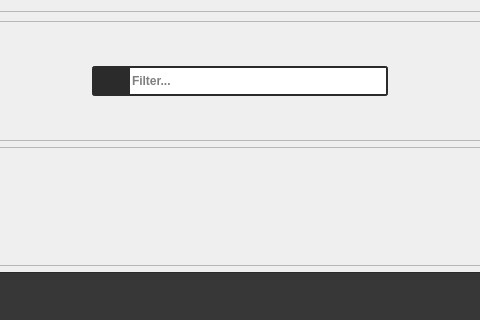
This is library/ui/preferences_form.ui in swillisart/Relic as Qt 5 draws it before an edit; both pictures show x 246 to 726 and y 0 to 320 of the 866 by 413 pixel window. The edited form follows.
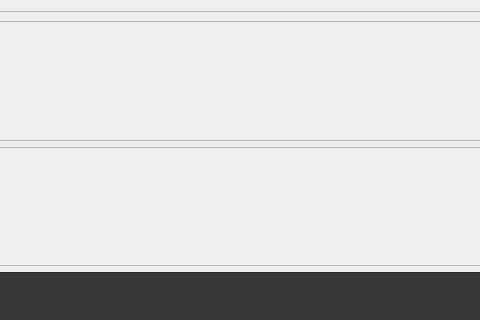
This is the edited form. Icons and pictures are not drawn.

Commit message: style unification and pyinstaller multi-app build specification

What changed in the file:
```diff
--- a/library/ui/preferences_form.ui
+++ b/library/ui/preferences_form.ui
@@ -83,104 +83,20 @@
           </spacer>
          </item>
          <item>
-          <widget class="QFrame" name="searchFrame">
-           <property name="sizePolicy">
-            <sizepolicy hsizetype="Fixed" vsizetype="Fixed">
-             <horstretch>0</horstretch>
-             <verstretch>0</verstretch>
-            </sizepolicy>
+          <layout class="QHBoxLayout" name="filter_layout">
+           <property name="leftMargin">
+            <number>3</number>
            </property>
-           <property name="styleSheet">
-            <string notr="true">QFrame {
-    border: 2px solid rgb(43, 43, 43);
-    background-color: rgb(43, 43, 43);
-    border-radius: 3px;
-}
-QFrame:hover {
-    border: 2px solid rgb(150, 146, 137);
-}</string>
+           <property name="topMargin">
+            <number>3</number>
            </property>
-           <property name="frameShape">
-            <enum>QFrame::StyledPanel</enum>
+           <property name="rightMargin">
+            <number>3</number>
            </property>
-           <property name="frameShadow">
-            <enum>QFrame::Plain</enum>
+           <property name="bottomMargin">
+            <number>3</number>
            </property>
-           <layout class="QHBoxLayout" name="horizontalLayout">
-            <property name="spacing">
-             <number>0</number>
-            </property>
-            <property name="leftMargin">
-             <number>0</number>
-            </property>
-            <property name="topMargin">
-             <number>0</number>
-            </property>
-            <property name="rightMargin">
-             <number>0</number>
-            </property>
-            <property name="bottomMargin">
-             <number>0</number>
-            </property>
-            <item>
-             <widget class="QPushButton" name="searchButton">
-              <property name="styleSheet">
-               <string notr="true">QPushButton {
-    background-color: rgb(43, 43, 43);
-    padding: 2px;
-	border: none;
-}</string>
-              </property>
-              <property name="text">
-               <string/>
-              </property>
-              <property name="icon">
-               <iconset resource="../../resources.qrc">
-                <normaloff>:/resources/general/searchLight.svg</normaloff>:/resources/general/searchLight.svg</iconset>
-              </property>
-              <property name="iconSize">
-               <size>
-                <width>20</width>
-                <height>20</height>
-               </size>
-              </property>
-              <property name="flat">
-               <bool>false</bool>
-              </property>
-             </widget>
-            </item>
-            <item>
-             <widget class="QLineEdit" name="searchBox">
-              <property name="sizePolicy">
-               <sizepolicy hsizetype="Expanding" vsizetype="Fixed">
-                <horstretch>0</horstretch>
-                <verstretch>0</verstretch>
-               </sizepolicy>
-              </property>
-              <property name="minimumSize">
-               <size>
-                <width>256</width>
-                <height>26</height>
-               </size>
-              </property>
-              <property name="font">
-               <font>
-                <bold>true</bold>
-               </font>
-              </property>
-              <property name="frame">
-               <bool>false</bool>
-              </property>
-              <property name="placeholderText">
-               <string>Filter...</string>
-              </property>
-              <property name="clearButtonEnabled">
-               <bool>true</bool>
-              </property>
-             </widget>
-            </item>
-           </layout>
-          </widget>
+          </layout>
          </item>
          <item>
           <spacer name="horizontalSpacer_2">
```
The commit also changes 137 other files.
